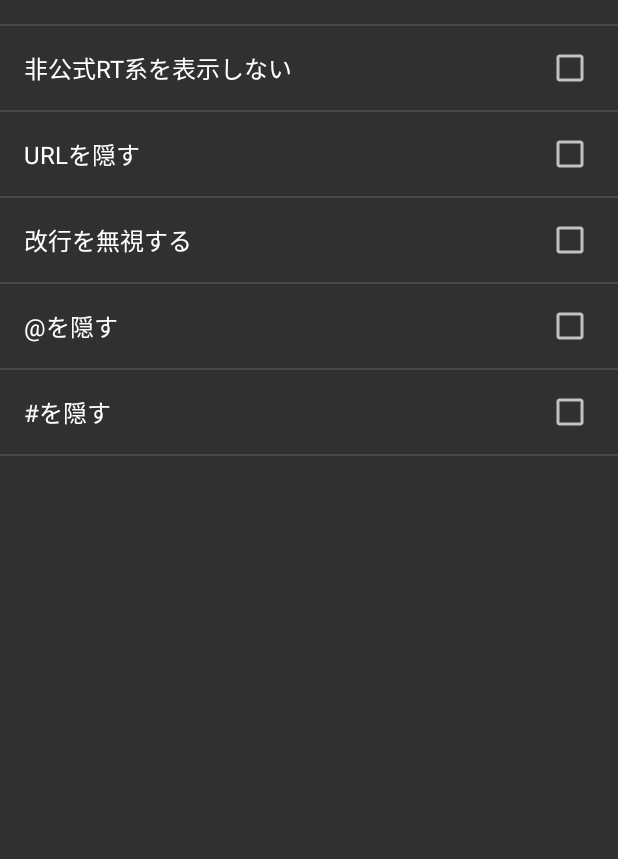
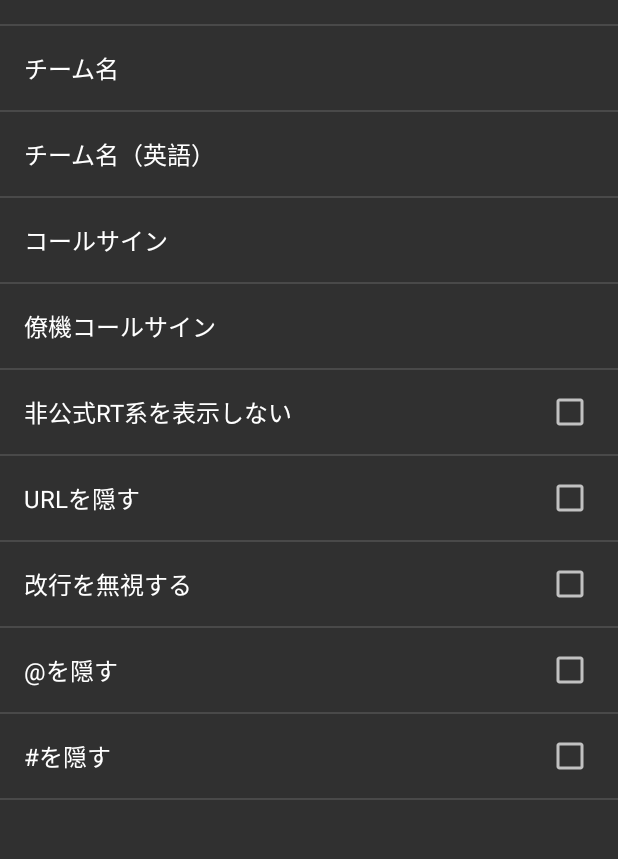
Before and after one commit to alterakey/joanne, an Android app: the SettingsActivity screen opened directly, with no data from a screen before it, on a phone screen of 412 x 824 dp, the part 57-916 px from its top. Run offline under Robolectric (Android 15) with nearby library versions, the phone set to English and light mode, and no system bars.

Commit message:
Configuring name and call sign (#1, #2)

```diff
--- a/TweetOnAir/src/main/res/values/strings_activity_settings.xml
+++ b/TweetOnAir/src/main/res/values/strings_activity_settings.xml
@@ -2,9 +2,15 @@
     <string name="title_activity_settings">Settings</string>
     <string name="pref_header_general">General</string>
     <string name="pref_version">@string/app_name</string>
+    <string name="pref_call_sign">コールサイン</string>
+    <string name="pref_call_sign_buddy">僚機コールサイン</string>
+    <string name="pref_team_name">チーム名</string>
+    <string name="pref_team_name_english">チーム名（英語）</string>
     <string name="pref_suppress_informal_rt">非公式RT系を表示しない</string>
     <string name="pref_suppress_url">URLを隠す</string>
     <string name="pref_suppress_lf">改行を無視する</string>
     <string name="pref_suppress_mention">\@を隠す</string>
     <string name="pref_suppress_tag">#を隠す</string>
+    <string name="pref_default_team_name">トレーサー</string>
+    <string name="pref_default_team_name_english">Tracer</string>
 </resources>
--- a/TweetOnAir/src/main/res/xml/pref_general.xml
+++ b/TweetOnAir/src/main/res/xml/pref_general.xml
@@ -3,6 +3,24 @@
     <Preference
         android:key="version"
         android:title="@string/pref_version" />
+
+    <EditTextPreference
+        android:key="team_name"
+        android:title="@string/pref_team_name"
+        android:defaultValue="@string/pref_default_team_name" />
+
+    <EditTextPreference
+        android:key="team_name_english"
+        android:title="@string/pref_team_name_english"
+        android:defaultValue="@string/pref_default_team_name_english" />
+
+    <EditTextPreference
+        android:key="call_sign"
+        android:title="@string/pref_call_sign" />
+
+    <EditTextPreference
+        android:key="call_sign_buddy"
+        android:title="@string/pref_call_sign_buddy" />
 
     <CheckBoxPreference
         android:key="suppress_informal_rt"
```
Also changed, not shown: TweetOnAir/src/main/java/com/gmail/altakey/joanne/view/RadioProfile.java (+88 -33 lines).
